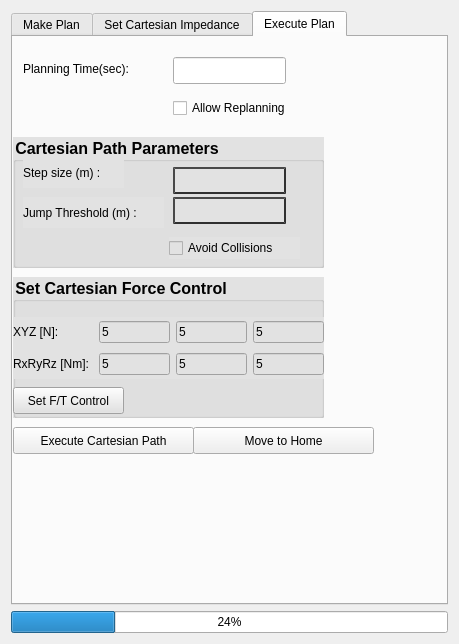
Above: moveit_cartesian_plan_plugin/src/widgets/path_planning_widget.ui from ros-industrial-attic/fermi before the change. Below: the same form after it.
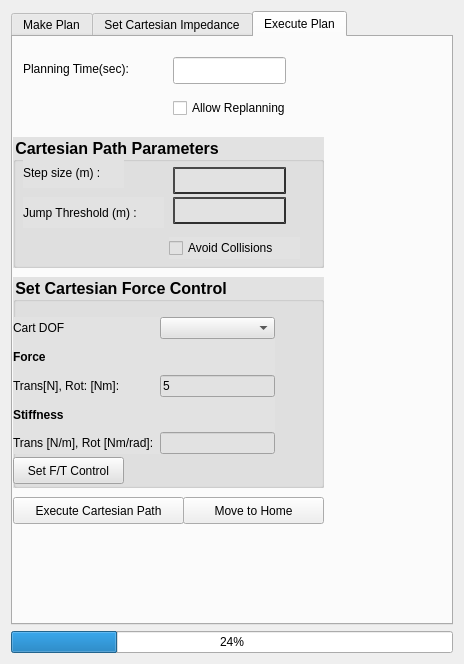
That is the form after the change. The open tabs and pages were chosen to show the change.

Commit message: modifications of force control UI, not functional yet.

```diff
--- a/moveit_cartesian_plan_plugin/src/widgets/path_planning_widget.ui
+++ b/moveit_cartesian_plan_plugin/src/widgets/path_planning_widget.ui
@@ -6,8 +6,8 @@
    <rect>
     <x>0</x>
     <y>0</y>
-    <width>459</width>
-    <height>644</height>
+    <width>464</width>
+    <height>664</height>
    </rect>
   </property>
   <property name="windowTitle">
@@ -736,8 +736,8 @@
        <property name="geometry">
         <rect>
          <x>0</x>
-         <y>390</y>
-         <width>181</width>
+         <y>460</y>
+         <width>171</width>
          <height>27</height>
         </rect>
        </property>
@@ -880,9 +880,9 @@
       <widget class="QPushButton" name="btn_moveToHome">
        <property name="geometry">
         <rect>
-         <x>180</x>
-         <y>390</y>
-         <width>181</width>
+         <x>170</x>
+         <y>460</y>
+         <width>141</width>
          <height>27</height>
         </rect>
        </property>
@@ -896,7 +896,7 @@
          <x>0</x>
          <y>240</y>
          <width>311</width>
-         <height>141</height>
+         <height>211</height>
         </rect>
        </property>
        <property name="font">
@@ -918,66 +918,77 @@
          <rect>
           <x>0</x>
           <y>40</y>
-          <width>311</width>
-          <height>62</height>
+          <width>262</width>
+          <height>137</height>
          </rect>
         </property>
         <layout class="QGridLayout" name="gridLayout_6">
-         <item row="0" column="3">
-          <widget class="QLineEdit" name="lineEdit_3">
-           <property name="text">
-            <string>5</string>
-           </property>
-          </widget>
-         </item>
          <item row="0" column="1">
-          <widget class="QLineEdit" name="lineEdit">
+          <widget class="QComboBox" name="combo_DOF_FT">
+           <property name="maxVisibleItems">
+            <number>6</number>
+           </property>
+           <property name="maxCount">
+            <number>6</number>
+           </property>
+          </widget>
+         </item>
+         <item row="1" column="0">
+          <widget class="QLabel" name="label_29">
+           <property name="font">
+            <font>
+             <weight>75</weight>
+             <bold>true</bold>
+            </font>
+           </property>
+           <property name="text">
+            <string>Force</string>
+           </property>
+          </widget>
+         </item>
+         <item row="2" column="1">
+          <widget class="QLineEdit" name="txt_FTValue">
            <property name="text">
             <string>5</string>
            </property>
           </widget>
          </item>
+         <item row="3" column="0">
+          <widget class="QLabel" name="label_26">
+           <property name="font">
+            <font>
+             <weight>75</weight>
+             <bold>true</bold>
+            </font>
+           </property>
+           <property name="text">
+            <string>Stiffness</string>
+           </property>
+          </widget>
+         </item>
          <item row="0" column="0">
           <widget class="QLabel" name="label_27">
            <property name="text">
-            <string>XYZ [N]:</string>
+            <string>Cart DOF</string>
            </property>
           </widget>
          </item>
-         <item row="0" column="2">
-          <widget class="QLineEdit" name="lineEdit_2">
-           <property name="text">
-            <string>5</string>
-           </property>
-          </widget>
-         </item>
-         <item row="1" column="0">
+         <item row="2" column="0">
           <widget class="QLabel" name="label_28">
            <property name="text">
-            <string>RxRyRz [Nm]: </string>
+            <string>Trans[N], Rot: [Nm]: </string>
            </property>
           </widget>
          </item>
-         <item row="1" column="1">
-          <widget class="QLineEdit" name="lineEdit_4">
+         <item row="4" column="0">
+          <widget class="QLabel" name="label_30">
            <property name="text">
-            <string>5</string>
+            <string>Trans [N/m], Rot [Nm/rad]:</string>
            </property>
           </widget>
          </item>
-         <item row="1" column="2">
-          <widget class="QLineEdit" name="lineEdit_5">
-           <property name="text">
-            <string>5</string>
-           </property>
-          </widget>
-         </item>
-         <item row="1" column="3">
-          <widget class="QLineEdit" name="lineEdit_6">
-           <property name="text">
-            <string>5</string>
-           </property>
-          </widget>
+         <item row="4" column="1">
+          <widget class="QLineEdit" name="lineEdit"/>
          </item>
         </layout>
        </widget>
@@ -985,7 +996,7 @@
         <property name="geometry">
          <rect>
           <x>0</x>
-          <y>110</y>
+          <y>180</y>
           <width>111</width>
           <height>27</height>
          </rect>
@@ -998,8 +1009,8 @@
       <widget class="QLabel" name="lbl_cartPathCompleted">
        <property name="geometry">
         <rect>
-         <x>10</x>
-         <y>440</y>
+         <x>0</x>
+         <y>510</y>
          <width>341</width>
          <height>21</height>
         </rect>
```
Left out of the diff: 4 changed lines with no effect on the pictures.
